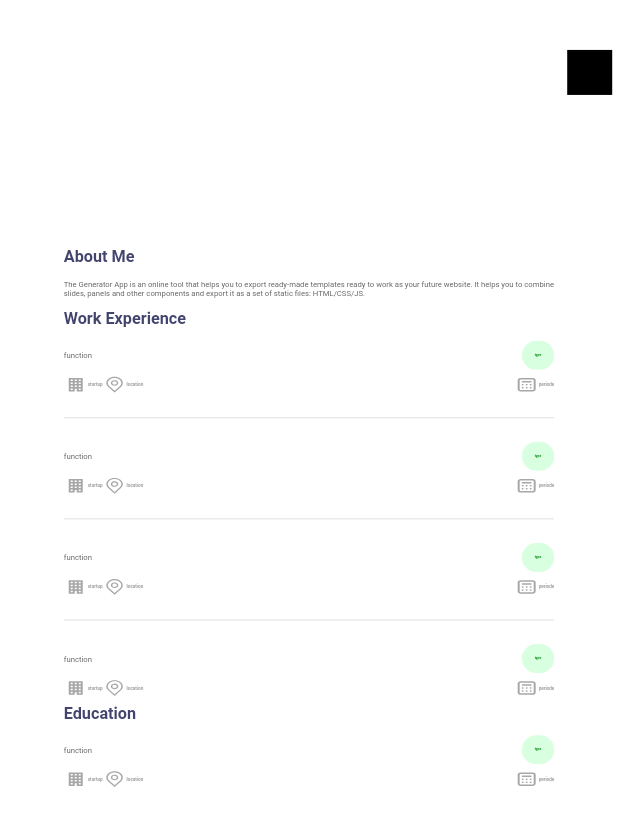
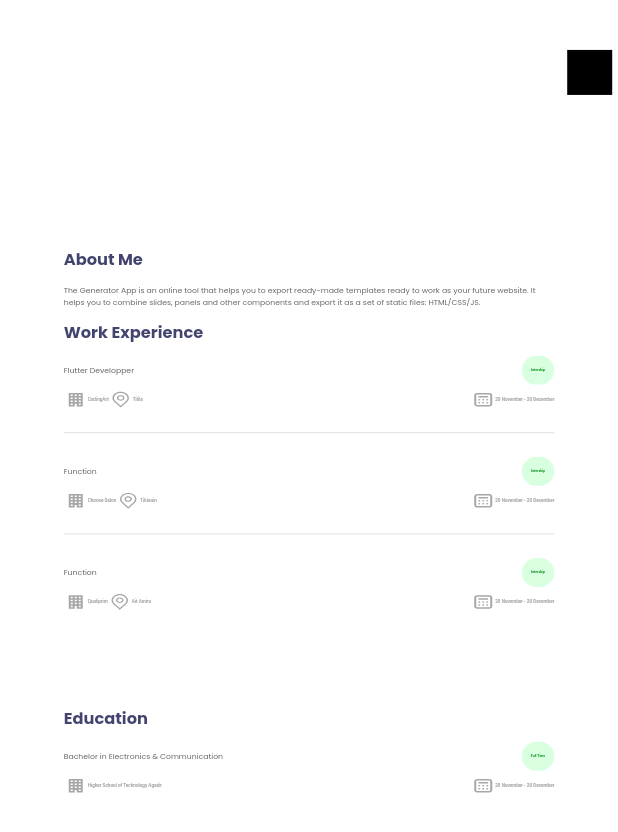
Before and after one commit to SfAtRhl/portfolio_responsive, a Flutter app: the AboutDesktop widget shown alone on an empty page, opened directly, on a phone screen of 412 x 824 dp. Shown: the top 832 px of the screen. Run offline on Flutter 3.47's test engine with Material 2 defaults, Android fonts, the phone set to English and light mode, and no system bars; our stand-ins replace flutter_svg, get_it, google_fonts.

Commit message:
waiting contact +responsive

```diff
--- a/lib/constants.dart
+++ b/lib/constants.dart
@@ -1,4 +1,5 @@
 import 'package:flutter/material.dart';
+import 'package:google_fonts/google_fonts.dart';
 import 'package:portfolio/size_config.dart';
 
 // All of our constant stuff
@@ -17,29 +18,35 @@ const kGradientHeading = LinearGradient(colors: [
 
 const kDefaultPadding = 20.0;
 
-var kHeaderStyler = TextStyle(
+var kHeaderStyler = GoogleFonts.poppins(
+  textStyle: TextStyle(
     fontSize: getProportionateScreenWidth(42),
     fontWeight: FontWeight.w700,
     color: kSolidHeading,
     // height: getProportionateScreenHeight(52),
+  ),
 );
-var kNavStyler = TextStyle(
+var kNavStyler = GoogleFonts.acme(
+    textStyle: TextStyle(
   fontSize: getProportionateScreenWidth(20),
   fontWeight: FontWeight.w500,
   color: kDarkContent,
   // height: getProportionateScreenHeight(52),
-);
-var kNavStylerHover = TextStyle(
+));
+var kNavStylerHover = GoogleFonts.acme(
+    textStyle: TextStyle(
   fontSize: getProportionateScreenWidth(20),
   fontWeight: FontWeight.w600,
   color: kDarkColor,
   // height: getProportionateScreenHeight(52),
-);
-var kUnderHeaderStyle = TextStyle(
+));
+var kUnderHeaderStyle = GoogleFonts.poppins(
+  textStyle: TextStyle(
     fontSize: getProportionateScreenWidth(20),
     fontWeight: FontWeight.w400,
     color: kDarkContent,
     // height: getProportionateScreenHeight(26),
+  ),
 );
 var kUnderStyle = TextStyle(
   fontSize: getProportionateScreenWidth(12),
@@ -60,8 +67,25 @@ var kHeaderProjectStyle = TextStyle(
   // height: getProportionateScreenHeight(26),
 );
 var kProjectStyle = TextStyle(
-  fontSize: getProportionateScreenWidth(14),
+  fontSize: getProportionateScreenWidth(12),
   fontWeight: FontWeight.w300,
   color: kDarkContent,
+  // decoration: TextDecoration.underline,
   // height: getProportionateScreenHeight(26),
 );
+var kProjectBoldStyle = TextStyle(
+  fontSize: getProportionateScreenWidth(12),
+  fontWeight: FontWeight.w700,
+  color: kDarkColor,
+  // decoration: TextDecoration.underline,
+  // height: getProportionateScreenHeight(26),
+);
+
+var aboutText =
+    "The Generator App is an online tool that helps you to export ready-made templates ready to work as your future website. It helps you to combine slides, panels and other components and export it as a set of static files: HTML/CSS/JS.";
+
+var iconColor = [
+  const Color(0xFF171515),
+  const Color(0xFF1DA1F2),
+  const Color(0xFF0077B5),
+];
--- a/lib/model/experience.dart
+++ b/lib/model/experience.dart
@@ -4,50 +4,44 @@ class Exp {
 
   final String startup;
 
-  final String location;
+  final String? location;
   final String periode;
 
   Exp(
       {required this.function,
       required this.type,
       required this.startup,
-      required this.location,
+      this.location = "",
       required this.periode});
 }
 
 var Experiences = [
   Exp(
-    function: "function",
-    startup: "startup",
-    location: "location",
-    periode: "periode",
-    type: 'type',
+    function: "Flutter Developper",
+    startup: "CodingArt",
+    location: "Tilila",
+    periode: "20 November - 20 December",
+    type: 'Intership',
   ),
   Exp(
-      function: "function",
-      type: 'type',
-      startup: "startup",
-      location: "location",
-      periode: "periode"),
+      function: "Function",
+      type: 'Intership',
+      startup: "Choose Salon",
+      location: "Tikiouin",
+      periode: "20 November - 20 December"),
   Exp(
-      function: "function",
-      type: 'type',
-      startup: "startup",
-      location: "location",
-      periode: "periode"),
-  Exp(
-      function: "function",
-      type: 'type',
-      startup: "startup",
-      location: "location",
-      periode: "periode"),
+      function: "Function",
+      type: 'Intership',
+      startup: "Qualiprim",
+      location: "Ait Amira",
+      periode: "20 November - 20 December"),
 ];
 var Education = [
   Exp(
-    function: "function",
-    startup: "startup",
-    location: "location",
-    periode: "periode",
-    type: 'type',
+    function: "Bachelor in Electronics & Communication",
+    startup: "Higher School of Technology Agadir",
+    // location: "location",
+    periode: "20 November - 20 December",
+    type: 'Full Time',
   ),
 ];
--- a/lib/responsive.dart
+++ b/lib/responsive.dart
@@ -1,13 +1,13 @@
 import 'package:flutter/material.dart';
 
 class Responsive extends StatelessWidget {
-  final Widget mobile;
+  final Widget? mobile;
   final Widget? tablet;
   final Widget desktop;
 
   const Responsive({
     Key? key,
-    required this.mobile,
+    this.mobile,
     required this.desktop,
     this.tablet,
   }) : super(key: key);
@@ -39,7 +39,7 @@ class Responsive extends StatelessWidget {
         }
         // Or less then that we called it mobile
         else {
-          return mobile;
+          return mobile ?? desktop;
         }
       },
     );
--- a/lib/screens/about/components/about_Desktop.dart
+++ b/lib/screens/about/components/about_Desktop.dart
@@ -33,7 +33,7 @@ class AboutDesktop extends StatelessWidget {
                       padding: EdgeInsets.symmetric(
                           vertical: getProportionateScreenHeight(10)),
                       child: Text(
-                        "The Generator App is an online tool that helps you to export ready-made templates ready to work as your future website. It helps you to combine slides, panels and other components and export it as a set of static files: HTML/CSS/JS.",
+                        aboutText,
                         style: kUnderHeaderStyle,
                       ),
                     ),
@@ -42,7 +42,8 @@ class AboutDesktop extends StatelessWidget {
                       style: kHeaderStyler,
                     ),
                     SizedBox(
-                      height: 250,
+                      height: Experiences.length *
+                          getProportionateScreenHeight(100),
                       child: ListView.separated(
                         itemCount: Experiences.length,
                         separatorBuilder: (BuildContext context, int index) =>
@@ -68,7 +69,8 @@ class AboutDesktop extends StatelessWidget {
                       style: kHeaderStyler,
                     ),
                     SizedBox(
-                      height: 70,
+                      height:
+                          Education.length * getProportionateScreenHeight(100),
                       child: ListView.separated(
                         itemCount: Education.length,
                         separatorBuilder: (BuildContext context, int index) =>
@@ -105,7 +107,7 @@ class Experience extends StatelessWidget {
     Key? key,
     required this.function,
     required this.startup,
-    required this.location,
+    this.location = "",
     required this.periode,
     required this.type,
   }) : super(key: key);
@@ -114,7 +116,7 @@ class Experience extends StatelessWidget {
 
   final String startup;
 
-  final String location;
+  final String? location;
   final String periode;
 
   @override
@@ -155,10 +157,11 @@ class Experience extends StatelessWidget {
                   startup,
                   style: kUnderStyle,
                 ),
-                SvgPicture.asset("assets/icons/location.svg"),
+                if (location!.isNotEmpty)
+                  SvgPicture.asset("assets/icons/location.svg"),
                 Text(
                   // "JBengaluru",
-                  location,
+                  location ?? "",
                   style: kUnderStyle,
                 ),
               ],
--- a/pubspec.yaml
+++ b/pubspec.yaml
@@ -38,6 +38,8 @@ dependencies:
   cupertino_icons: ^1.0.2
   get_it: ^7.2.0
   flutter_svg: ^1.1.6
+  google_fonts: ^4.0.3
+  url_launcher: ^6.1.9
 
 dev_dependencies:
   flutter_test:
```
Also changed, not shown: lib/screens/layout/layout_template.dart (+5 -12 lines), lib/screens/main/components/main_Desktop.dart (+39 -30 lines), lib/screens/project/components/Project_Desktop.dart (+114 -29 lines), lib/screens/project/project_screen.dart (+28 -45 lines), lib/screens/teck/components/tech_Desktop.dart (+3 -7 lines), pubspec.lock, 6 other files. Lines whose indentation alone changed are shown as unchanged.
